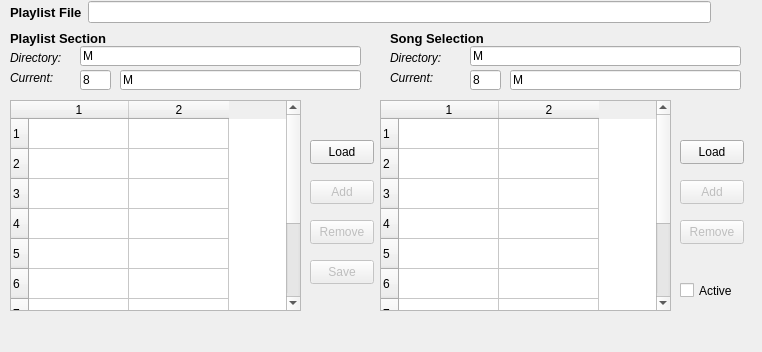
Before: the Qt Designer form seq_qt5/forms/qplaylistframe.ui in ahlstromcj/sequencer64, drawn with Qt 5.
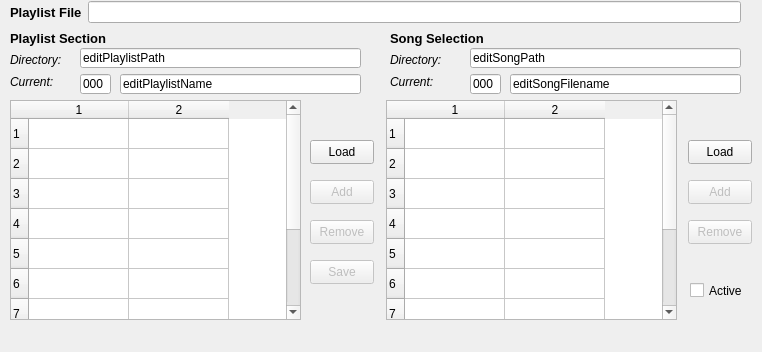
After: the same form once the commit is applied.

Commit message: Interim check-in, playlist populates playlist tab, editing not yet ready.

```diff
--- a/seq_qt5/forms/qplaylistframe.ui
+++ b/seq_qt5/forms/qplaylistframe.ui
@@ -39,7 +39,7 @@
      <x>10</x>
      <y>100</y>
      <width>291</width>
-     <height>211</height>
+     <height>220</height>
     </rect>
    </property>
    <property name="rowCount">
@@ -65,7 +65,7 @@
    <property name="geometry">
     <rect>
      <x>10</x>
-     <y>70</y>
+     <y>74</y>
      <width>61</width>
      <height>16</height>
     </rect>
@@ -103,7 +103,7 @@
    <property name="geometry">
     <rect>
      <x>390</x>
-     <y>70</y>
+     <y>74</y>
      <width>59</width>
      <height>15</height>
     </rect>
@@ -121,7 +121,7 @@
    <property name="geometry">
     <rect>
      <x>10</x>
-     <y>50</y>
+     <y>52</y>
      <width>61</width>
      <height>16</height>
     </rect>
@@ -139,7 +139,7 @@
    <property name="geometry">
     <rect>
      <x>390</x>
-     <y>50</y>
+     <y>52</y>
      <width>61</width>
      <height>16</height>
     </rect>
@@ -156,10 +156,10 @@
   <widget class="QTableWidget" name="tablePlaylistSongs">
    <property name="geometry">
     <rect>
-     <x>380</x>
+     <x>386</x>
      <y>100</y>
      <width>291</width>
-     <height>211</height>
+     <height>220</height>
     </rect>
    </property>
    <property name="rowCount">
@@ -216,7 +216,7 @@
   <widget class="QPushButton" name="buttonSongLoad">
    <property name="geometry">
     <rect>
-     <x>680</x>
+     <x>688</x>
      <y>140</y>
      <width>64</width>
      <height>24</height>
@@ -231,7 +231,7 @@
     <rect>
      <x>10</x>
      <y>0</y>
-     <width>701</width>
+     <width>731</width>
      <height>25</height>
     </rect>
    </property>
@@ -265,7 +265,7 @@
    </property>
    <property name="geometry">
     <rect>
-     <x>680</x>
+     <x>688</x>
      <y>180</y>
      <width>64</width>
      <height>24</height>
@@ -284,7 +284,7 @@
    </property>
    <property name="geometry">
     <rect>
-     <x>680</x>
+     <x>688</x>
      <y>220</y>
      <width>64</width>
      <height>24</height>
@@ -338,7 +338,7 @@
   <widget class="QCheckBox" name="checkBoxPlaylistActive">
    <property name="geometry">
     <rect>
-     <x>680</x>
+     <x>690</x>
      <y>280</y>
      <width>61</width>
      <height>21</height>
@@ -355,78 +355,78 @@
    <property name="geometry">
     <rect>
      <x>80</x>
-     <y>46</y>
+     <y>48</y>
      <width>281</width>
      <height>20</height>
     </rect>
    </property>
    <property name="text">
-    <string>M</string>
+    <string>editPlaylistPath</string>
    </property>
   </widget>
   <widget class="QLineEdit" name="editPlaylistNumber">
    <property name="geometry">
     <rect>
      <x>80</x>
-     <y>70</y>
+     <y>74</y>
      <width>31</width>
      <height>20</height>
     </rect>
    </property>
    <property name="text">
-    <string>8</string>
+    <string>000</string>
    </property>
   </widget>
   <widget class="QLineEdit" name="editPlaylistName">
    <property name="geometry">
     <rect>
      <x>120</x>
-     <y>70</y>
+     <y>74</y>
      <width>241</width>
      <height>20</height>
     </rect>
    </property>
    <property name="text">
-    <string>M</string>
+    <string>editPlaylistName</string>
    </property>
   </widget>
   <widget class="QLineEdit" name="editSongPath">
    <property name="geometry">
     <rect>
      <x>470</x>
-     <y>46</y>
+     <y>48</y>
      <width>271</width>
      <height>20</height>
     </rect>
    </property>
    <property name="text">
-    <string>M</string>
+    <string>editSongPath</string>
    </property>
   </widget>
   <widget class="QLineEdit" name="editSongNumber">
    <property name="geometry">
     <rect>
      <x>470</x>
-     <y>70</y>
+     <y>74</y>
      <width>31</width>
      <height>20</height>
     </rect>
    </property>
    <property name="text">
-    <string>8</string>
+    <string>000</string>
    </property>
   </widget>
   <widget class="QLineEdit" name="editSongFilename">
    <property name="geometry">
     <rect>
      <x>510</x>
-     <y>70</y>
+     <y>74</y>
      <width>231</width>
      <height>20</height>
     </rect>
    </property>
    <property name="text">
-    <string>M</string>
+    <string>editSongFilename</string>
    </property>
   </widget>
  </widget>
```
The commit also changes 25 other files.
